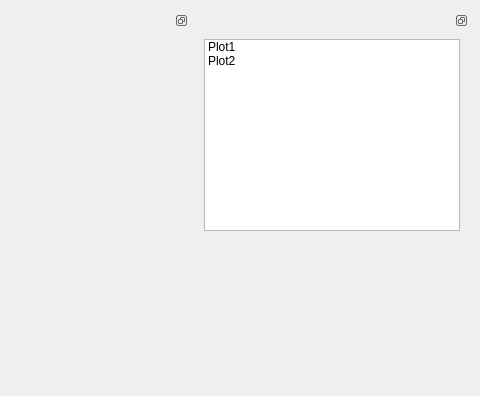
First picture: the form in wscope.ui, repository koalakoker/gSim, before the edit; both pictures show x 383 to 863 and y 0 to 396 of the 863 by 396 pixel window.
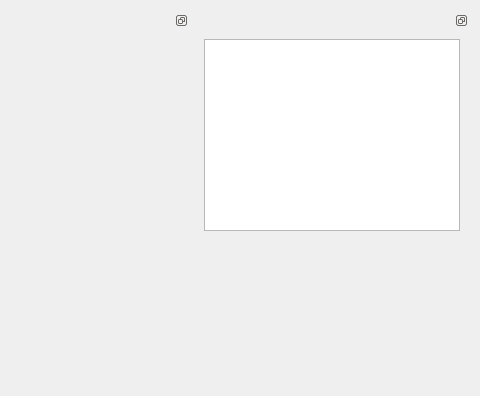
Second picture: the form after the edit. Custom widgets are drawn as their Qt base class.

```diff
--- a/wscope.ui
+++ b/wscope.ui
@@ -55,18 +55,7 @@
       </property>
       <layout class="QVBoxLayout" name="verticalLayout_3">
        <item>
-        <widget class="QListWidget" name="listPlot">
-         <item>
-          <property name="text">
-           <string>Plot1</string>
-          </property>
-         </item>
-         <item>
-          <property name="text">
-           <string>Plot2</string>
-          </property>
-         </item>
-        </widget>
+        <widget class="QListWidget" name="listPlot"/>
        </item>
        <item>
         <spacer name="verticalSpacer">
```
